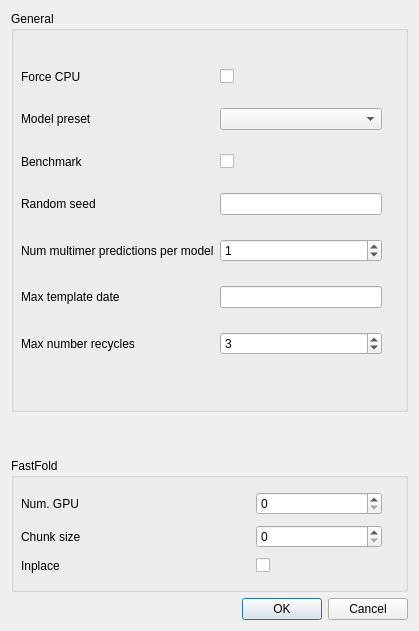
Above: guifold/ui/advanced_params.ui from fmi-basel/GUIFold before the change. Below: the same form after it.
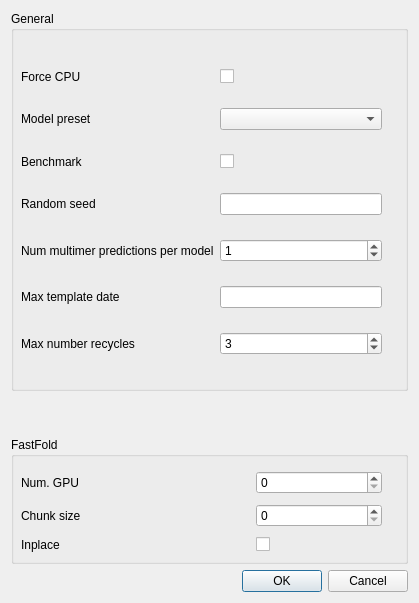
That is the form after the change.

Patch:
```diff
--- a/guifold/ui/advanced_params.ui
+++ b/guifold/ui/advanced_params.ui
@@ -7,7 +7,7 @@
     <x>0</x>
     <y>0</y>
     <width>419</width>
-    <height>631</height>
+    <height>603</height>
    </rect>
   </property>
   <property name="sizePolicy">
```
Left out of the diff: 2 changed lines with no effect on the pictures.
